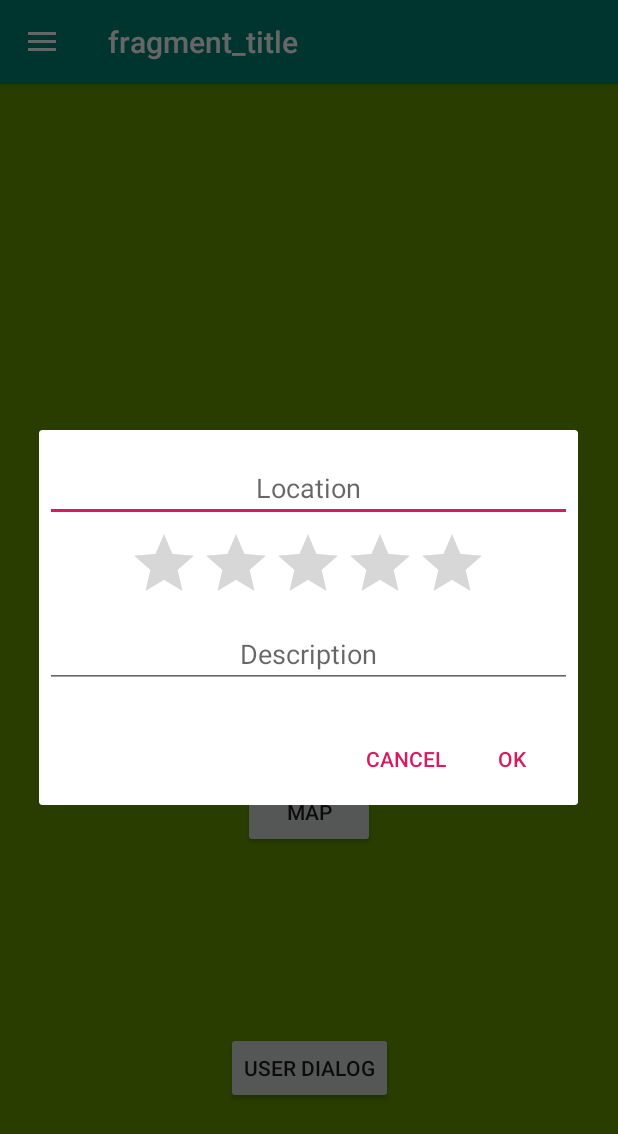
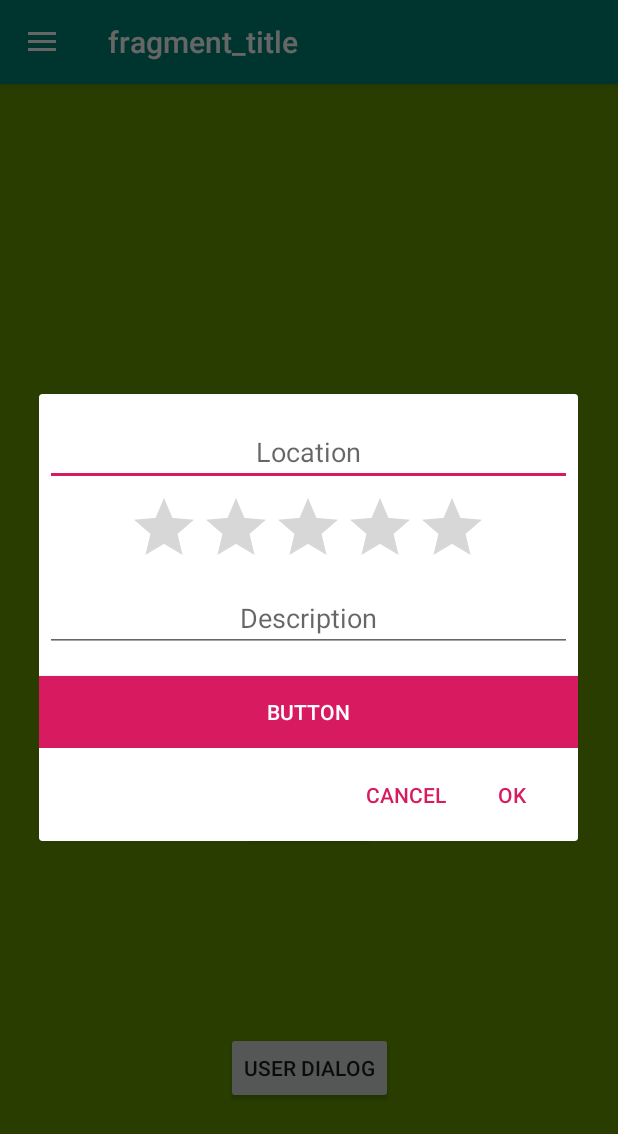
Before and after one commit to josejesusgarciajr/Travel-App, an Android app: the screen it shows after launch (MainActivity), after a tap on "USER DIALOG", on a phone screen of 412 x 824 dp. Shown: the top 1134 px of the screen. Run offline under Robolectric (Android 15) with nearby library versions, the phone set to English and light mode, and no system bars; our stand-ins replace data binding, navigation-ui.

Commit message:
Custom marker window dynamically shown

```diff
--- a/TravelApp/app/src/main/java/com/example/travelapp/TitleFragment.kt
+++ b/TravelApp/app/src/main/java/com/example/travelapp/TitleFragment.kt
@@ -12,12 +12,16 @@ import androidx.navigation.findNavController
 import com.example.travelapp.databinding.FragmentTitleBinding
 import android.widget.Toast
 import android.content.DialogInterface
+import com.example.travelapp.databinding.DialogWindowBinding
 import kotlinx.android.synthetic.main.dialog_window.*
+import kotlinx.android.synthetic.main.dialog_window.view.*
 import kotlinx.android.synthetic.main.fragment_title.*
 
 
 class TitleFragment : Fragment() {
     private lateinit var binding: FragmentTitleBinding
+
+    private lateinit var binding2: DialogWindowBinding
 
     override fun onCreateView(
         inflater: LayoutInflater, container: ViewGroup?,
@@ -29,10 +33,18 @@ class TitleFragment : Fragment() {
         // Bind this fragment class to the layout
         binding.title = this
 
+        binding2 = DataBindingUtil.inflate<DialogWindowBinding>(inflater,
+            R.layout.dialog_window,container,false)
+
         // Set the onClickListener for the submitButton
         binding.titleToMapButton.setOnClickListener { view : View ->
             view.findNavController().navigate(R.id.action_titleFragment_to_mapFragment)
         }
+
+
+//        binding.userDialogButton.setOnClickListener{view : View ->
+//            view.findNavController().navigate(R.id.action_titleFragment_to_windowFragment)
+//        }
 
         binding.userDialogButton.setOnClickListener{onClickShowAlert(it)}
 
@@ -46,17 +58,22 @@ class TitleFragment : Fragment() {
             // Get layout inflater
             val inflater = requireActivity().layoutInflater
 
+            // Inflate the dialog with custom window
+            val dialogView = inflater.inflate(R.layout.dialog_window, null)
+
             // Inflate and set the layout for the dialog
             // Pass null as the parent view because its going in the dialog layout
-            builder.setView(inflater.inflate(R.layout.dialog_window, null))
+            builder.setView(dialogView)
                 // Add action buttons
                 .setPositiveButton("OK")
                     { dialog, which ->
 
-                        //var rating = ratingBar.rating
+                        //val rating = ratingBar.rating.toString()
+                        val rating = dialogView.ratingBar.rating.toString()
+
                         // User clicked OK button.
                         Toast.makeText(
-                            view.context, "Pressed OK",
+                            view.context, "Pressed OK " + rating,
                             Toast.LENGTH_SHORT
                         ).show()
                     }
@@ -99,5 +116,9 @@ class TitleFragment : Fragment() {
 
     }
 
+    private fun onClick(view: View) {
+
+    }
+
 
 }
--- a/TravelApp/app/src/main/res/layout/custom_marker.xml
+++ b/TravelApp/app/src/main/res/layout/custom_marker.xml
@@ -28,4 +28,10 @@
         android:textColor="@android:color/black"
         android:textSize="12sp" />
 
+    <Button
+        android:id="@+id/edit_button"
+        android:layout_width="60dp"
+        android:layout_height="35dp"
+        android:text="Edit" />
+
 </LinearLayout>
--- a/TravelApp/app/src/main/res/layout/dialog_window.xml
+++ b/TravelApp/app/src/main/res/layout/dialog_window.xml
@@ -1,5 +1,21 @@
 <?xml version="1.0" encoding="utf-8"?>
-<LinearLayout xmlns:android="http://schemas.android.com/apk/res/android"
+<layout xmlns:android="http://schemas.android.com/apk/res/android"
+    xmlns:app="http://schemas.android.com/apk/res-auto"
+    xmlns:tools="http://schemas.android.com/tools">
+
+    <data>
+        <variable
+            name="window"
+            type="com.example.travelapp.WindowFragment" />
+    </data>
+
+    <androidx.constraintlayout.widget.ConstraintLayout
+        android:layout_width="match_parent"
+        android:layout_height="match_parent"
+        tools:context=".MainActivity">
+
+
+    <LinearLayout
         android:orientation="vertical" android:layout_width="match_parent"
         android:layout_height="match_parent">
 
@@ -19,7 +35,9 @@
             android:id="@+id/ratingBar"
             android:layout_width="wrap_content"
             android:layout_height="wrap_content"
-        android:layout_gravity="center_horizontal" />
+            android:layout_gravity="center_horizontal"
+            android:numStars="5"
+            android:stepSize="0.5" />
 
         <EditText
             android:id="@+id/placeDescription"
@@ -34,4 +52,16 @@
             android:hint="@string/place_description"
             android:textAlignment="center" />
 
+        <Button
+            android:id="@+id/submit_button"
+            android:layout_width="match_parent"
+            android:layout_height="wrap_content"
+            android:background="@color/colorAccent"
+            android:text="Button"
+            android:textColor="@android:color/background_light" />
+
     </LinearLayout>
+
+    </androidx.constraintlayout.widget.ConstraintLayout>
+
+</layout>
--- a/TravelApp/app/src/main/res/navigation/navigation.xml
+++ b/TravelApp/app/src/main/res/navigation/navigation.xml
@@ -13,12 +13,25 @@
         <action
             android:id="@+id/action_titleFragment_to_mapFragment"
             app:destination="@id/mapFragment" />
+        <action
+            android:id="@+id/action_titleFragment_to_windowFragment"
+            app:destination="@id/windowFragment" />
     </fragment>
 
     <fragment
         android:id="@+id/mapFragment"
         android:name="com.example.travelapp.MapFragment"
         android:label="fragment_map"
-        tools:layout="@layout/fragment_map" />
+        tools:layout="@layout/fragment_map" >
+    <action
+        android:id="@+id/action_mapFragment_to_windowFragment"
+        app:destination="@id/windowFragment" />
+    </fragment>
+
+    <fragment
+        android:id="@+id/windowFragment"
+        android:name="com.example.travelapp.WindowFragment"
+        android:label="WindowFragment"
+        tools:layout="@layout/dialog_window" />
 
 </navigation>
--- a/TravelApp/app/src/main/res/values/google_maps_api.xml
+++ b/TravelApp/app/src/main/res/values/google_maps_api.xml
@@ -1,5 +1,5 @@
 <resources>
 
-    <string name="google_maps_key" templateMergeStrategy="preserve" translatable="false">AIzaSyAO7KNtoYWeYIoo7kcsg3pQwUMLvM7q3IQ</string>
+    <string name="google_maps_key" templateMergeStrategy="preserve" translatable="false">GOOGLE API KEY</string>
 
 </resources>
--- a/TravelApp/app/src/main/res/values/strings.xml
+++ b/TravelApp/app/src/main/res/values/strings.xml
@@ -4,4 +4,7 @@
     <string name="place_name">Location</string>
     <string name="place_description">Description</string>
 
+    <!-- TODO: Remove or change this placeholder text -->
+    <string name="hello_blank_fragment">Hello blank fragment</string>
+
 </resources>
```
Also changed, not shown: TravelApp/app/src/main/java/com/example/travelapp/MapFragment.kt (+78 -22 lines), TravelApp/app/src/main/java/com/example/travelapp/WindowFragment.kt (added, +108 -0 lines), 1 other file. Lines whose indentation alone changed are shown as unchanged.
